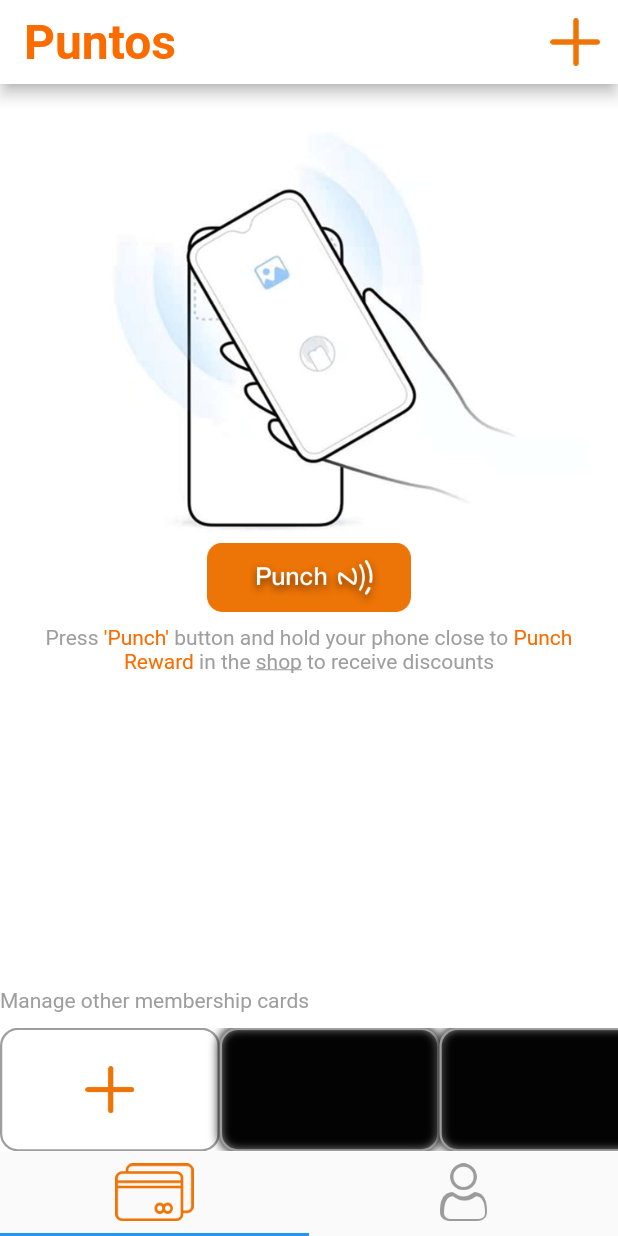
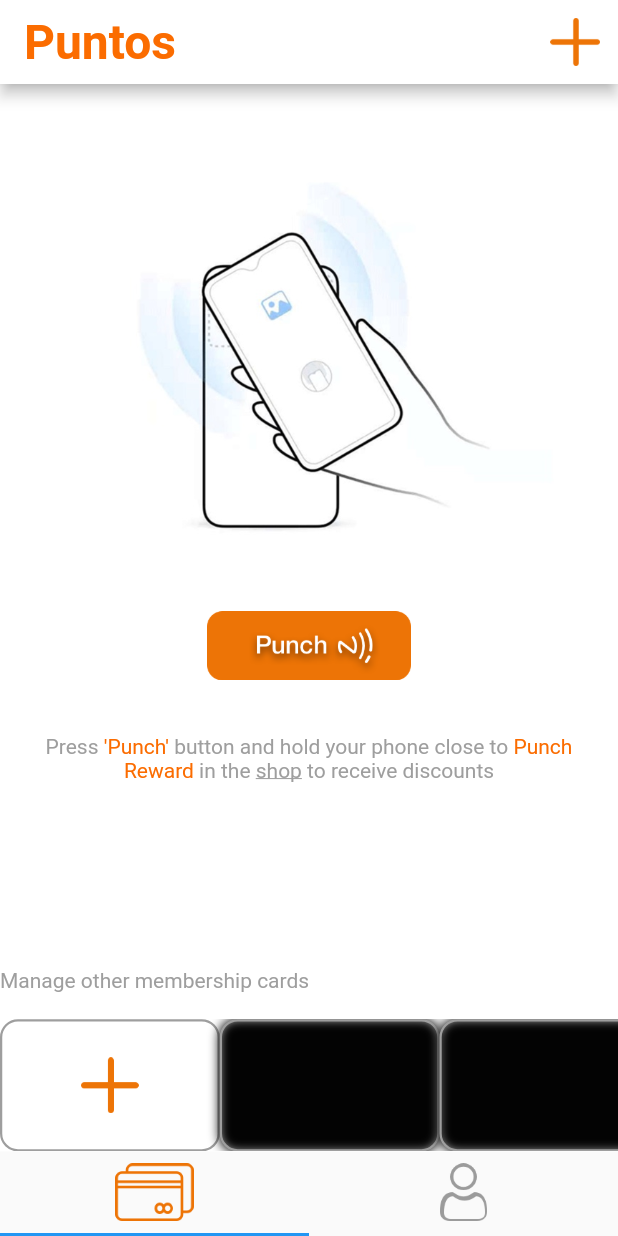
Before and after one commit to EnderByEndera/membership_card, a Flutter app: the screen it shows after launch, on a phone screen of 412 x 824 dp. Run offline on Flutter 3.47's test engine with Material 2 defaults, Android fonts, the phone set to English and light mode, and no system bars; our stand-ins replace dio; missing offline and left inert: barcode_flutter, flutter_nfc_reader.

Commit message:
[hotfix-1.3.3] Added parameters from AllCardsMainPage to CarInfoPage

```diff
--- a/lib/pages/all_cards.dart
+++ b/lib/pages/all_cards.dart
@@ -39,6 +39,7 @@ class AllCardsMainPageState extends State<AllCardsMainPage>
   TabController _tabController;
 
   var _dots = List<TextSpan>();
+  NfcData response = new NfcData(content: "");
 
   void _intoNFC() async {
     showDialog(
@@ -50,11 +51,18 @@ class AllCardsMainPageState extends State<AllCardsMainPage>
             GestureDetector(
               onTap: () async {
                 Navigator.of(context).pop();
-                  NfcData response = await FlutterNfcReader.stop();
+                response = await FlutterNfcReader.stop();
                 print(response.content);
               },
-                child:
-                    SizedBox(height: MediaQuery.of(context).size.height * 0.5)),
+              child: Container(
+                  height: MediaQuery.of(context).size.height / 2,
+                  alignment: Alignment.center,
+                  child: Text(
+                    response.content,
+                    style: TextStyle(
+                        fontSize: 16.0, decoration: TextDecoration.none),
+                  )),
+            ),
             Expanded(
               child: Container(
                 height: MediaQuery.of(context).size.height / 2,
@@ -66,7 +74,7 @@ class AllCardsMainPageState extends State<AllCardsMainPage>
                   direction: Axis.vertical,
                   children: <Widget>[
                     Spacer(
-                      flex: 52 ,
+                      flex: 52,
                     ),
                     Expanded(
                       flex: 70,
@@ -122,7 +130,7 @@ class AllCardsMainPageState extends State<AllCardsMainPage>
                             onPressed: () async {
                               try {
                                 Navigator.of(context).pop();
-                                NfcData response = await FlutterNfcReader.stop();
+                                response = await FlutterNfcReader.stop();
                                 print(response.content);
                               } on Exception {
                                 Navigator.of(context).pop();
@@ -144,9 +152,12 @@ class AllCardsMainPageState extends State<AllCardsMainPage>
       ),
     );
     try {
-      NfcData response = await FlutterNfcReader.read();
-      print(response.error);
-      Navigator.of(context).popAndPushNamed("/cardinfo");
+      response = await FlutterNfcReader.read();
+      print("content: ${response.content} "
+          "status: ${response.status.toString()} "
+          "error: ${response.error}");
+      Navigator.of(context).pop();
+//      Navigator.of(context).popAndPushNamed("/cardinfo");
     } on Exception {
       Navigator.of(context).pop();
       showDialog(
@@ -229,7 +240,9 @@ class AllCardsMainPageState extends State<AllCardsMainPage>
               ),
             ),
             onTap: () {
-              Navigator.of(context).pushNamed("/addnumber");                      ///We can test page here
+              Navigator.of(context).pushNamed("/addnumber");
+
+              ///We can test page here
             },
           )
         ],
@@ -238,20 +251,24 @@ class AllCardsMainPageState extends State<AllCardsMainPage>
         child: Container(
           decoration: BoxDecoration(
             color: Colors.white,
-            image: DecorationImage(
-              fit: BoxFit.fitWidth,
-              image: AssetImage("assets/backgrounds/nfcIllu.jpg"),
-              alignment: Alignment.topCenter,
-            ),
           ),
           alignment: Alignment.center,
           child: Flex(
             direction: Axis.vertical,
             children: <Widget>[
-              SizedBox(
-                height: MediaQuery.of(context).size.height * 0.37,
+              Spacer(flex: 30),
+              Expanded(
+                flex: 250,
+                child: Container(
+                  alignment: Alignment.center,
+                  child: Image(
+                    image: AssetImage("assets/backgrounds/nfcIllu.jpg"),
                   ),
-              Container(
+                ),
+              ),
+              Expanded(
+                flex: 40,
+                child: Container(
                   alignment: Alignment.center,
                   child: MaterialButton(
                     onPressed: _intoNFC,
@@ -261,7 +278,10 @@ class AllCardsMainPageState extends State<AllCardsMainPage>
                     ),
                   ),
                 ),
-              Container(
+              ),
+              Expanded(
+                flex: 80,
+                child: Container(
                   padding: EdgeInsets.symmetric(vertical: 8.0, horizontal: 16.0),
                   alignment: Alignment.center,
                   child: RichText(
@@ -293,10 +313,17 @@ class AllCardsMainPageState extends State<AllCardsMainPage>
                         ]),
                   ),
                 ),
-              Spacer(),
-              _cardNumber == 0
+              ),
+              Spacer(
+                flex: 70,
+              ),
+              Expanded(
+                flex: 100,
+                child: _cardNumber == 0
                     ? Flex(direction: Axis.vertical, children: <Widget>[
-                      Align(
+                        Expanded(
+                          flex: 30,
+                          child: Align(
                             alignment: Alignment.centerLeft,
                             child: Text(
                               "Manage other membership cards",
@@ -305,11 +332,11 @@ class AllCardsMainPageState extends State<AllCardsMainPage>
                               ),
                             ),
                           ),
-                      SizedBox(
-                        height: 10.0,
                         ),
-                      Container(
-                        height: MediaQuery.of(context).size.height * 0.1,
+                        Spacer(flex: 20,),
+                        Expanded(
+                          flex: 120,
+                          child: Container(
                             child: ListView.builder(
                               scrollDirection: Axis.horizontal,
                               itemCount: 5,
@@ -348,6 +375,7 @@ class AllCardsMainPageState extends State<AllCardsMainPage>
                                 }
                               },
                             ),
+                          ),
                         )
                       ])
                     : Padding(
@@ -375,12 +403,10 @@ class AllCardsMainPageState extends State<AllCardsMainPage>
                                         border: Border.all(
                                             color: Colors.yellow, width: 1.5),
                                         color: Colors.yellow,
-
                                       ),
                                       width: 160 * 1.5,
                                       height: 90 * 1.5,
                                       alignment: Alignment.center,
-
                                     ),
                                   ),
                                 ),
@@ -439,6 +465,7 @@ class AllCardsMainPageState extends State<AllCardsMainPage>
                                   ),
                                 ),
                               ],
+                            ),
                           ),
                         ),
                       ),
@@ -562,6 +589,15 @@ class _AllCardsPageState extends State<AllCardsPage>
                 if (index == 0) {
                   return Hero(
                     tag: "first",
+                    child: Consumer<CardCounter>(
+                      builder: (context, counter, child) => GestureDetector(
+                        onTap: () {
+                          Navigator.of(context).pushNamed("/cardinfo",
+                              arguments: <String, dynamic>{
+                                "herotag": "first",
+                                "index": index,
+                              });
+                        },
                         child: Container(
                           decoration: BoxDecoration(
                             borderRadius: BorderRadius.circular(15.0),
@@ -570,10 +606,20 @@ class _AllCardsPageState extends State<AllCardsPage>
                           ),
                           constraints: BoxConstraints(minHeight: 150),
                         ),
+                      ),
+                    ),
                   );
                 } else if (index == 1) {
                   return Hero(
                     tag: 'second',
+                    child: GestureDetector(
+                      onTap: () {
+                        Navigator.of(context)
+                            .pushNamed("/cardinfo", arguments: {
+                          "herotag": "second",
+                          "index": index,
+                        });
+                      },
                       child: Container(
                         decoration: BoxDecoration(
                           borderRadius: BorderRadius.circular(15.0),
@@ -582,10 +628,19 @@ class _AllCardsPageState extends State<AllCardsPage>
                         ),
                         constraints: BoxConstraints(minHeight: 150),
                       ),
+                    ),
                   );
                 } else if (index == 2) {
                   return Hero(
                     tag: 'third',
+                    child: GestureDetector(
+                      onTap: () {
+                        Navigator.of(context)
+                            .pushNamed("/cardinfo", arguments: {
+                          "herotag": "third",
+                          "index": index,
+                        });
+                      },
                       child: Container(
                         decoration: BoxDecoration(
                           borderRadius: BorderRadius.circular(15.0),
@@ -594,10 +649,19 @@ class _AllCardsPageState extends State<AllCardsPage>
                         ),
                         constraints: BoxConstraints(minHeight: 150),
                       ),
+                    ),
                   );
                 } else if (index == 3) {
                   return Hero(
                     tag: 'fourth',
+                    child: GestureDetector(
+                      onTap: () {
+                        Navigator.of(context)
+                            .pushNamed("/cardinfo", arguments: {
+                          "herotag": "fourth",
+                          "index": index,
+                        });
+                      },
                       child: Container(
                         decoration: BoxDecoration(
                           borderRadius: BorderRadius.circular(15.0),
@@ -606,15 +670,23 @@ class _AllCardsPageState extends State<AllCardsPage>
                         ),
                         constraints: BoxConstraints(minHeight: 150),
                       ),
+                    ),
                   );
                 } else {
-                  return Container(
+                  return GestureDetector(
+                    onTap: () {
+                      Navigator.of(context).pushNamed("/cardinfo", arguments: {
+                        "index": index,
+                      });
+                    },
+                    child: Container(
                       decoration: BoxDecoration(
                         borderRadius: BorderRadius.circular(15.0),
                         border: Border.all(color: Colors.white, width: 3),
                         color: Colors.amber,
                       ),
                       constraints: BoxConstraints(minHeight: 150),
+                    ),
                   );
                 }
               },
--- a/lib/pages/coupon.dart
+++ b/lib/pages/coupon.dart
@@ -1,5 +1,6 @@
 import 'package:flutter/cupertino.dart';
 import 'package:flutter/material.dart';
+import 'package:membership_card/pages/card_info.dart';
 
 class CouponPage extends StatefulWidget {
   @override
@@ -8,6 +9,11 @@ class CouponPage extends StatefulWidget {
   }
 }
 
+/// This is the [CouponPageState] used for CouponPage
+/// It builds a widget which you can do some operations about coupons
+/// It contains Redeem Button which is tapped by the staff in the shop
+/// when the button is tapped, the coupon will be consumed
+/// This should be the upper-stack page of [CardInfoPage]
 class CouponPageState extends State with SingleTickerProviderStateMixin {
   TabController _tabController;
 
```
Lines whose indentation alone changed are shown as unchanged.
